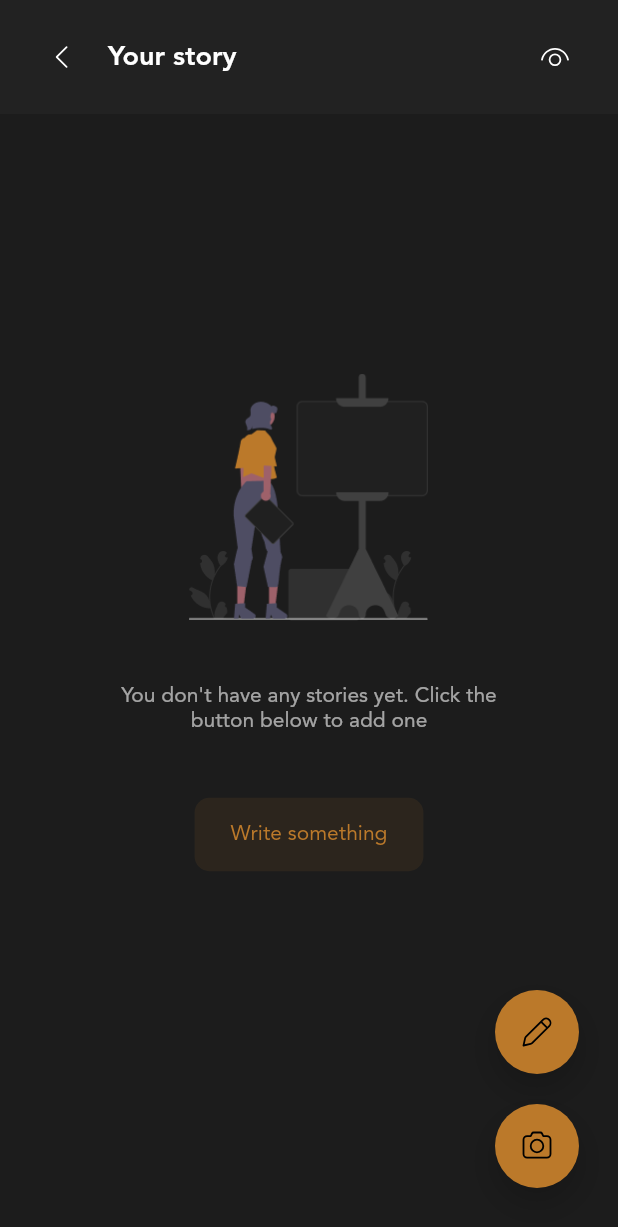
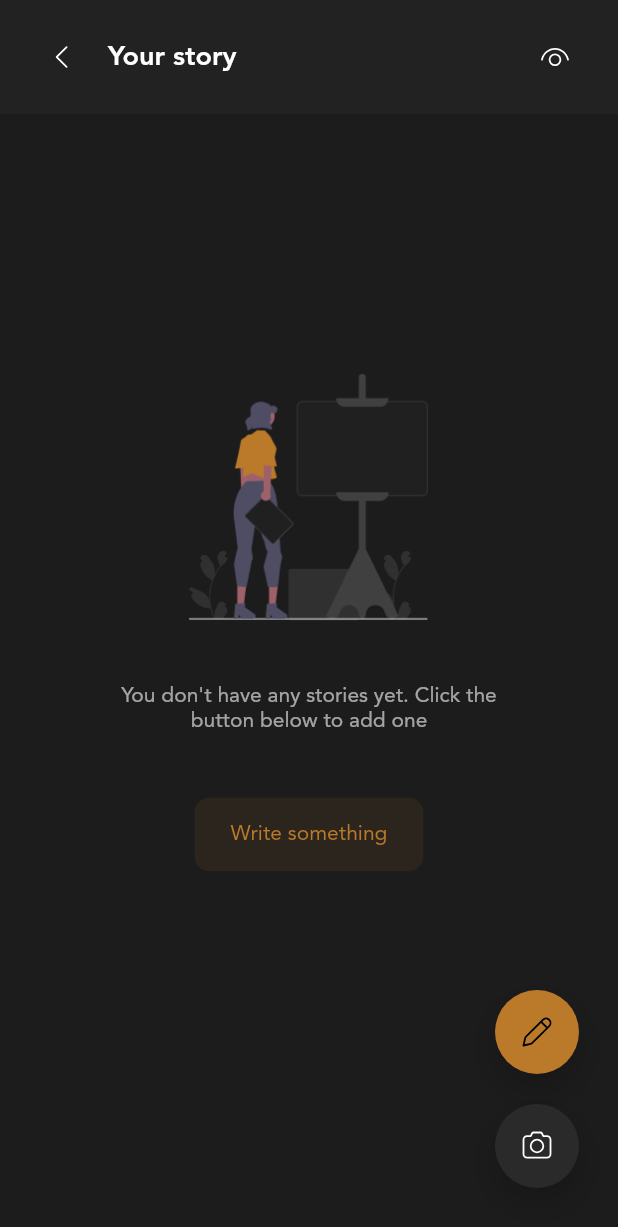
Before and after one commit to mkofdwu/discourse, a Flutter app: the MyStoryView screen opened directly, on a phone screen of 412 x 824 dp. Shown: the top 1227 px of the screen. Run offline on Flutter 3.47's test engine with Material 2 defaults, Android fonts, the phone set to English and light mode, and no system bars; our stand-ins replace cached_network_image, carousel_slider, cloud_firestore, firebase_auth, firebase_core, firebase_storage and 6 more; accounts and stored records are empty.

Commit message:
implement animatedlist in my story view, custom animated list widget

```diff
--- a/lib/services/story_db.dart
+++ b/lib/services/story_db.dart
@@ -62,8 +62,8 @@ class StoryDbService extends GetxService implements BaseStoryDbService {
   }
 
   @override
-  Future<void> postStory(UnsentStory story) async {
-    await _usersRef.doc(_auth.id).collection('story').add({
+  Future<StoryPage> postStory(UnsentStory story) async {
+    final doc = await _usersRef.doc(_auth.id).collection('story').add({
       'type': story.type.index,
       'content': story.content,
       'sentTimestamp': DateTime.now(),
@@ -71,6 +71,7 @@ class StoryDbService extends GetxService implements BaseStoryDbService {
       'sentToIds': story.sendToIds,
       'viewedAt': {},
     });
+    return StoryPage.fromDoc(await doc.get());
   }
 
   @override
--- a/lib/views/my_story/my_story_view.dart
+++ b/lib/views/my_story/my_story_view.dart
@@ -1,10 +1,12 @@
 import 'package:discourse/constants/palette.dart';
 import 'package:discourse/models/db_objects/story_page.dart';
 import 'package:discourse/utils/date_time.dart';
+import 'package:discourse/widgets/animated_list.dart';
 import 'package:discourse/widgets/app_bar.dart';
 import 'package:discourse/widgets/floating_action_button.dart';
 import 'package:discourse/widgets/icon_button.dart';
 import 'package:discourse/widgets/list_tile.dart';
+import 'package:discourse/widgets/loading.dart';
 import 'package:discourse/widgets/pressed_builder.dart';
 import 'package:fluentui_system_icons/fluentui_system_icons.dart';
 import 'package:flutter/material.dart';
@@ -37,23 +39,23 @@ class MyStoryView extends StatelessWidget {
               SizedBox(height: 20),
               MyFloatingActionButton(
                 iconData: FluentIcons.camera_20_regular,
+                isPrimary: false,
                 onPressed: controller.newPhotoPost,
               ),
             ],
           ),
         ),
-        body: FutureBuilder<List<StoryPage>>(
-          future: controller.getMyStory(),
-          builder: (context, snapshot) {
-            if (!snapshot.hasData) return SizedBox();
-            if (snapshot.data!.isEmpty) {
-              return _buildPlaceholder(controller);
-            }
-            return SingleChildScrollView(
-              padding: const EdgeInsets.symmetric(horizontal: 40, vertical: 24),
-              child: Column(
-                children: snapshot.data!
-                    .map((story) => MyListTile(
+        body: controller.isLoading
+            ? Center(child: Loading())
+            : controller.myStory.isEmpty
+                ? _buildPlaceholder(controller)
+                : MyAnimatedList(
+                    controller: controller.listAnimationController,
+                    initialList: controller.myStory,
+                    listTileBuilder: (i, story) {
+                      story as StoryPage;
+                      return MyListTile(
+                        increaseWidthFactor: false,
                         title: '${story.viewedAt.length} views',
                         subtitle: formatTime(story.sentTimestamp),
                         photoUrl: story.type == StoryType.photo
@@ -67,13 +69,10 @@ class MyStoryView extends StatelessWidget {
                           ),
                           MyIconButton(
                             FluentIcons.delete_20_regular,
-                              onPressed: () => controller.deleteStory(story),
+                            onPressed: () => controller.deleteStory(i),
                           ),
                         ],
                         onPressed: () => controller.viewSingleStory(story),
-                        ))
-                    .toList(),
-              ),
                       );
                     },
                   ),
--- a/lib/views/my_story/new_text_story/text_story_controller.dart
+++ b/lib/views/my_story/new_text_story/text_story_controller.dart
@@ -59,7 +59,7 @@ class TextStoryController extends GetxController {
 
   void submit() async {
     if (_defaultStory == null) {
-      await _storyDb.postStory(UnsentStory(
+      final story = await _storyDb.postStory(UnsentStory(
         type: StoryType.text,
         content: textController.text,
         sendToIds: (selectedFriendList == null
@@ -68,9 +68,10 @@ class TextStoryController extends GetxController {
             .map((user) => user.id)
             .toList(),
       ));
+      Get.back(result: story);
     } else {
       await _storyDb.updateStory(_defaultStory!.id, textController.text);
+      Get.back();
     }
-    Get.back();
   }
 }
--- a/lib/widgets/floating_action_button.dart
+++ b/lib/widgets/floating_action_button.dart
@@ -4,11 +4,13 @@ import 'package:flutter/material.dart';
 
 class MyFloatingActionButton extends StatelessWidget {
   final IconData iconData;
+  final bool isPrimary;
   final Function() onPressed;
 
   const MyFloatingActionButton({
     Key? key,
     required this.iconData,
+    this.isPrimary = true,
     required this.onPressed,
   }) : super(key: key);
 
@@ -20,7 +22,7 @@ class MyFloatingActionButton extends StatelessWidget {
         width: 56,
         height: 56,
         decoration: BoxDecoration(
-          color: Palette.orange,
+          color: isPrimary ? Palette.orange : Palette.black3,
           borderRadius: BorderRadius.circular(30),
           boxShadow: [
             BoxShadow(
@@ -31,7 +33,11 @@ class MyFloatingActionButton extends StatelessWidget {
           ],
         ),
         child: Center(
-          child: Icon(iconData, color: Colors.black, size: 24),
+          child: Icon(
+            iconData,
+            color: isPrimary ? Colors.black : Colors.white,
+            size: 24,
+          ),
         ),
       ),
     );
```
Also changed, not shown: lib/views/activity/activity_controller.dart (+27 -5 lines), lib/views/activity/activity_view.dart (+16 -33 lines), lib/views/activity/rejected_requests/rejected_requests_view.dart (+18 -29 lines), lib/views/my_story/my_story_controller.dart (+27 -6 lines), lib/widgets/animated_list.dart (added, +67 -0 lines). Lines whose indentation alone changed are shown as unchanged.
